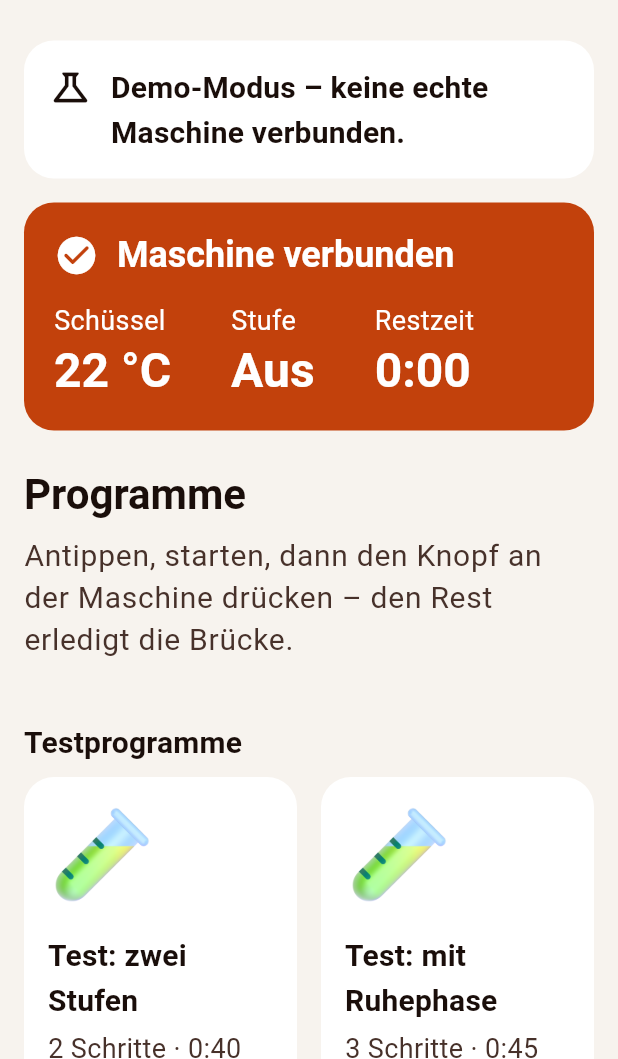
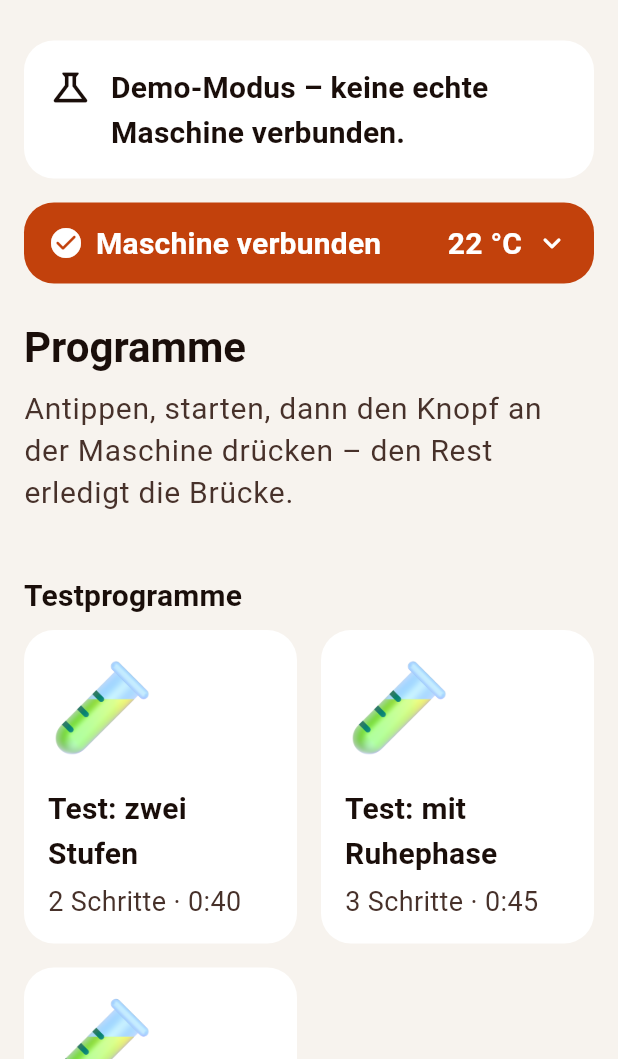
Before and after one commit to unamehere/ruehrlink_app, a Flutter app: the KochenPage screen opened directly, on a phone screen of 412 x 824 dp, the part 177-1236 px from its top. Run offline on Flutter 3.47's test engine with Material 3 defaults, Android fonts, the phone set to English and light mode, and no system bars; our stand-ins replace cupertino_ui, device_info_plus, flutter_riverpod, go_router, material_ui, shared_preferences; missing offline and left inert: bonsoir, flutter_zxing, pointycastle, universal_ble; accounts and stored records are empty; generated files the repository leaves out were written again; statements that could not run were skipped.

Commit message:
feat(kochen): Maschinenstatus im Kochen-Tab als einklappbare Zeile
Im Kochen-Tab fuehren die Programme; der Status ist nur noch eine Zeile
(Zustand, Temperatur, Restzeit), antippen klappt das volle Band auf.
Im Tab Maschine bleibt das grosse Band.

Co-Authored-By: Claude Opus 5.5 <noreply@anthropic.com>

```diff
--- a/lib/features/kochen/kochen_page.dart
+++ b/lib/features/kochen/kochen_page.dart
@@ -42,7 +42,7 @@ class KochenPage extends ConsumerWidget {
                   HintCard(icon: Icons.science_outlined, text: l10n.demoBanner),
                   const SizedBox(height: Tokens.m),
                 ],
-                const LiveStatusBand(),
+                const _StatusLine(),
                 const SizedBox(height: Tokens.l),
                 const _SequencePanel(),
                 const _ProgramSection(),
@@ -53,6 +53,33 @@ class KochenPage extends ConsumerWidget {
       ),
     );
   }
+}
+
+/// Im Kochen-Tab führen die Programme – der Maschinenstatus ist nur eine Zeile, antippen klappt ihn auf.
+class _StatusLine extends StatefulWidget {
+  const _StatusLine();
+
+  @override
+  State<_StatusLine> createState() => _StatusLineState();
+}
+
+class _StatusLineState extends State<_StatusLine> {
+  bool _expanded = false;
+
+  @override
+  Widget build(BuildContext context) => AnimatedSize(
+    duration: const Duration(milliseconds: 200),
+    alignment: Alignment.topCenter,
+    child: _expanded
+        ? GestureDetector(
+            onTap: () => setState(() => _expanded = false),
+            child: const LiveStatusBand(),
+          )
+        : LiveStatusBand(
+            compact: true,
+            onTap: () => setState(() => _expanded = true),
+          ),
+  );
 }
 
 class _Greeting extends StatelessWidget {
--- a/lib/features/maschine/live_status_band.dart
+++ b/lib/features/maschine/live_status_band.dart
@@ -8,7 +8,10 @@ import '../../ui/widgets/status_band.dart';
 /// [StatusBand] mit Live-Daten der Brücke – für alle Bildschirme, die den
 /// Maschinenstatus zeigen (Maschine, später Kochen und Kochmodus).
 class LiveStatusBand extends ConsumerWidget {
-  const LiveStatusBand({super.key});
+  const LiveStatusBand({super.key, this.compact = false, this.onTap});
+
+  final bool compact;
+  final VoidCallback? onTap;
 
   @override
   Widget build(BuildContext context, WidgetRef ref) {
@@ -18,12 +21,20 @@ class LiveStatusBand extends ConsumerWidget {
       AsyncValue(:final value?, hasError: false) => StatusBand(
         state: BandState.ready,
         status: value,
+        compact: compact,
+        onTap: onTap,
         speedLabel: (v) => speedText(context, caps, v),
       ),
-      AsyncValue(hasError: true) => const StatusBand(
+      AsyncValue(hasError: true) => StatusBand(
         state: BandState.bridgeUnreachable,
+        compact: compact,
+        onTap: onTap,
       ),
-      _ => const StatusBand(state: BandState.connecting),
+      _ => StatusBand(
+        state: BandState.connecting,
+        compact: compact,
+        onTap: onTap,
+      ),
     };
   }
 }
--- a/lib/ui/widgets/status_band.dart
+++ b/lib/ui/widgets/status_band.dart
@@ -18,6 +18,8 @@ class StatusBand extends StatelessWidget {
     required this.state,
     this.status,
     this.speedLabel,
+    this.compact = false,
+    this.onTap,
   });
 
   final BandState state;
@@ -25,6 +27,12 @@ class StatusBand extends StatelessWidget {
 
   /// Anzeige eines Stufenwerts (aus `caps.speeds`); ohne caps die Zahl.
   final String Function(int v)? speedLabel;
+
+  /// Nur eine Zeile (Zustand, Temperatur, Restzeit) – z. B. im Kochen-Tab, wo die Programme führen.
+  final bool compact;
+
+  /// Antippen, z. B. zum Auf-/Zuklappen.
+  final VoidCallback? onTap;
 
   @override
   Widget build(BuildContext context) {
@@ -57,6 +65,71 @@ class StatusBand extends StatelessWidget {
       BandState.ready when running => l10n.statusRunning,
       BandState.ready => l10n.statusMachineConnected,
     };
+
+    final radius = BorderRadius.circular(Tokens.radius);
+    if (compact) {
+      return Semantics(
+        container: true,
+        liveRegion: true,
+        button: onTap != null,
+        child: Material(
+          color: bg,
+          borderRadius: radius,
+          child: InkWell(
+            borderRadius: radius,
+            onTap: onTap,
+            child: Padding(
+              padding: const EdgeInsets.symmetric(
+                horizontal: Tokens.m,
+                vertical: Tokens.s + 4,
+              ),
+              child: Row(
+                children: [
+                  Icon(
+                    connected
+                        ? Icons.check_circle_rounded
+                        : Icons.cancel_rounded,
+                    color: fg,
+                    size: 24,
+                  ),
+                  const SizedBox(width: Tokens.s),
+                  Expanded(
+                    child: Text(
+                      headline,
+                      style: theme.textTheme.titleMedium?.copyWith(color: fg),
+                      overflow: TextOverflow.ellipsis,
+                    ),
+                  ),
+                  if (s != null) ...[
+                    Text(
+                      l10n.temperatureValue(s.bowlTemp),
+                      style: theme.textTheme.titleMedium?.copyWith(color: fg),
+                    ),
+                    if (running) ...[
+                      const SizedBox(width: Tokens.m),
+                      SmoothCountdown(
+                        seconds: s.remainingS,
+                        running: running,
+                        builder: (context, left) => Text(
+                          formatDuration(left),
+                          style: theme.textTheme.titleMedium?.copyWith(
+                            color: fg,
+                          ),
+                        ),
+                      ),
+                    ],
+                  ],
+                  if (onTap != null) ...[
+                    const SizedBox(width: Tokens.s),
+                    Icon(Icons.expand_more_rounded, color: fg),
+                  ],
+                ],
+              ),
+            ),
+          ),
+        ),
+      );
+    }
 
     return Semantics(
       container: true,
```
